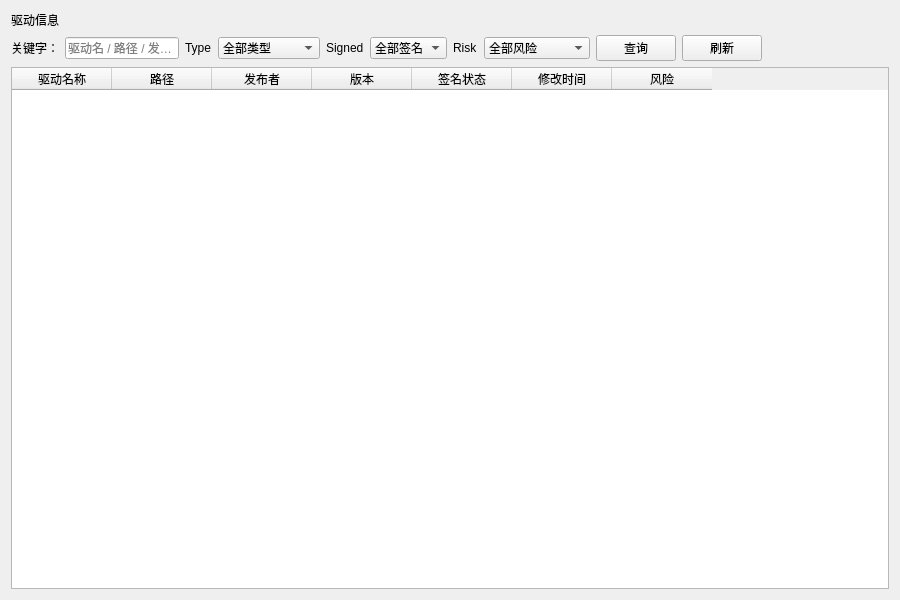
The window that ui/DriverInfoPage.ui (rakehellsx/MaliciousDetector) describes before a commit, drawn with Qt 5.
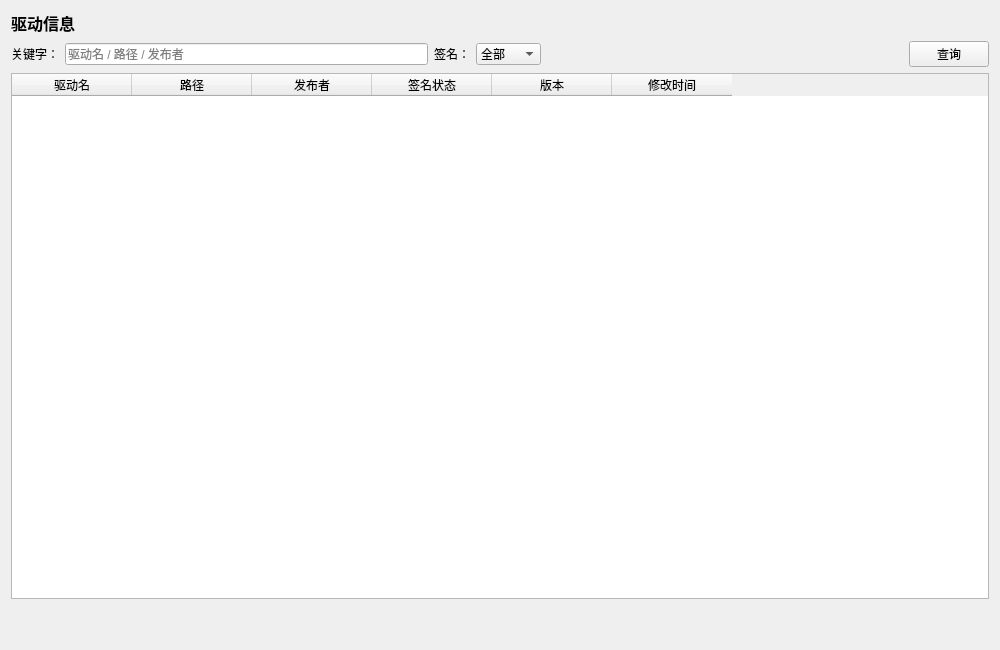
The same window after the commit.

Patch:
```diff
--- a/ui/DriverInfoPage.ui
+++ b/ui/DriverInfoPage.ui
@@ -3,7 +3,7 @@
  <class>DriverInfoPage</class>
  <widget class="QWidget" name="DriverInfoPage">
   <property name="geometry">
-   <rect><x>0</x><y>0</y><width>900</width><height>600</height></rect>
+   <rect><x>0</x><y>0</y><width>1000</width><height>650</height></rect>
   </property>
   <property name="windowTitle">
    <string>DriverInfoPage</string>
@@ -13,11 +13,16 @@
   <item>
    <widget class="QLabel" name="lblPageTitle">
     <property name="text"><string>驱动信息</string></property>
+     <property name="styleSheet"><string>font-size:16px;font-weight:600;</string></property>
    </widget>
   </item>
   <item>
    <layout class="QHBoxLayout" name="toolbarRow">
-    <item><widget class="QLabel"><property name="text"><string>关键字：</string></property></widget></item>
+     <item>
+      <widget class="QLabel" name="">
+        <property name="text"><string>关键字：</string></property>
+       </widget>
+     </item>
     <item>
      <widget class="QLineEdit" name="m_edtKeyword">
       <property name="placeholderText"><string>驱动名 / 路径 / 发布者</string></property>
@@ -25,64 +30,42 @@
     </item>
 
    <item>
-    <widget class="QLabel"><property name="text"><string>Type</string></property></widget>
-   </item>
-   <item>
-    <widget class="QComboBox" name="m_cmbType">
-   <item><property name="text"><string>全部类型</string></property></item>
-   <item><property name="text"><string>内核驱动</string></property></item>
-   <item><property name="text"><string>文件系统驱动</string></property></item>
-   <item><property name="text"><string>网络驱动</string></property></item>
-    </widget>
-   </item>
-   <item>
-    <widget class="QLabel"><property name="text"><string>Signed</string></property></widget>
-   </item>
+      <widget class="QLabel" name="">
+        <property name="text"><string>签名：</string></property>
+       </widget>
+     </item>
    <item>
     <widget class="QComboBox" name="m_cmbSigned">
-   <item><property name="text"><string>全部签名</string></property></item>
+        <item><property name="text"><string>全部</string></property></item>
    <item><property name="text"><string>已签名</string></property></item>
    <item><property name="text"><string>未签名</string></property></item>
     </widget>
    </item>
    <item>
-    <widget class="QLabel"><property name="text"><string>Risk</string></property></widget>
-   </item>
-   <item>
-    <widget class="QComboBox" name="m_cmbRisk">
-   <item><property name="text"><string>全部风险</string></property></item>
-   <item><property name="text"><string>高危(high)</string></property></item>
-   <item><property name="text"><string>中危(medium)</string></property></item>
-   <item><property name="text"><string>低危(low)</string></property></item>
-    </widget>
+      <spacer><property name="orientation"><enum>Qt::Horizontal</enum></property><property name="sizeHint" stdset="0"><size><width>40</width><height>20</height></size></property></spacer>
    </item>
     <item>
      <widget class="QPushButton" name="btnQuery">
       <property name="text"><string>查询</string></property>
      </widget>
     </item>
-    <item>
-     <widget class="QPushButton" name="btnRefresh">
-      <property name="text"><string>刷新</string></property>
-     </widget>
-    </item>
-
-    <item><spacer><property name="orientation"><enum>Qt::Horizontal</enum></property><property name="sizeHint" stdset="0"><size><width>40</width><height>20</height></size></property></spacer></item>
-    <item><widget class="QLabel" name="m_lblStatus"><property name="text"><string></string></property></widget></item>
    </layout>
   </item>
   <item>
    <widget class="QTableWidget" name="m_tbl">
-    <property name="alternatingRowColors"><bool>true</bool></property>
-    <property name="editTriggers"><set>QAbstractItemView::NoEditTriggers</set></property>
-    <property name="selectionBehavior"><enum>QAbstractItemView::SelectRows</enum></property>
-           <column><property name="text"><string>驱动名称</string></property></column>
-   <column><property name="text"><string>路径</string></property></column>
-   <column><property name="text"><string>发布者</string></property></column>
-   <column><property name="text"><string>版本</string></property></column>
-   <column><property name="text"><string>签名状态</string></property></column>
-   <column><property name="text"><string>修改时间</string></property></column>
-   <column><property name="text"><string>风险</string></property></column>
+     <property name="columnCount"><number>6</number></property>
+     <attribute name="horizontalHeaderDefaultSectionSize"><number>120</number></attribute>
+     <column><property name="text"><string>驱动名</string></property></column><column><property name="text"><string>路径</string></property></column><column><property name="text"><string>发布者</string></property></column><column><property name="text"><string>签名状态</string></property></column><column><property name="text"><string>版本</string></property></column><column><property name="text"><string>修改时间</string></property></column>
+    </widget>
+  </item>
+  <item>
+   <widget class="QLabel" name="m_lblSummary">
+     <property name="text"><string></string></property>
+    </widget>
+  </item>
+  <item>
+   <widget class="QLabel" name="m_lblStatus">
+     <property name="text"><string></string></property>
    </widget>
   </item>
  </layout>
```
Left out of the diff: 11 changed lines with no effect on the pictures. Lines whose indentation alone changed are shown as unchanged.
